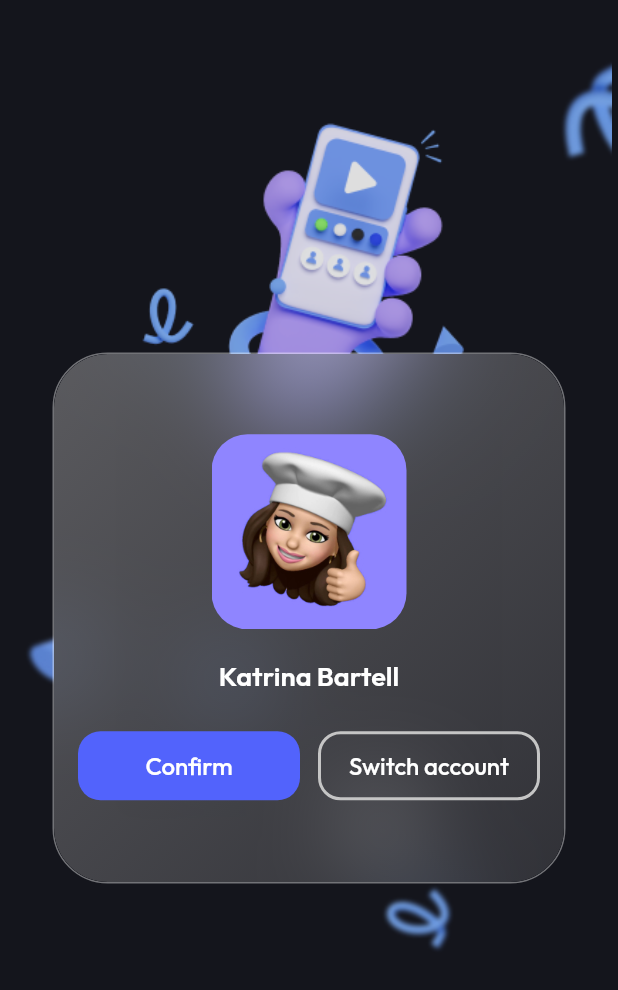
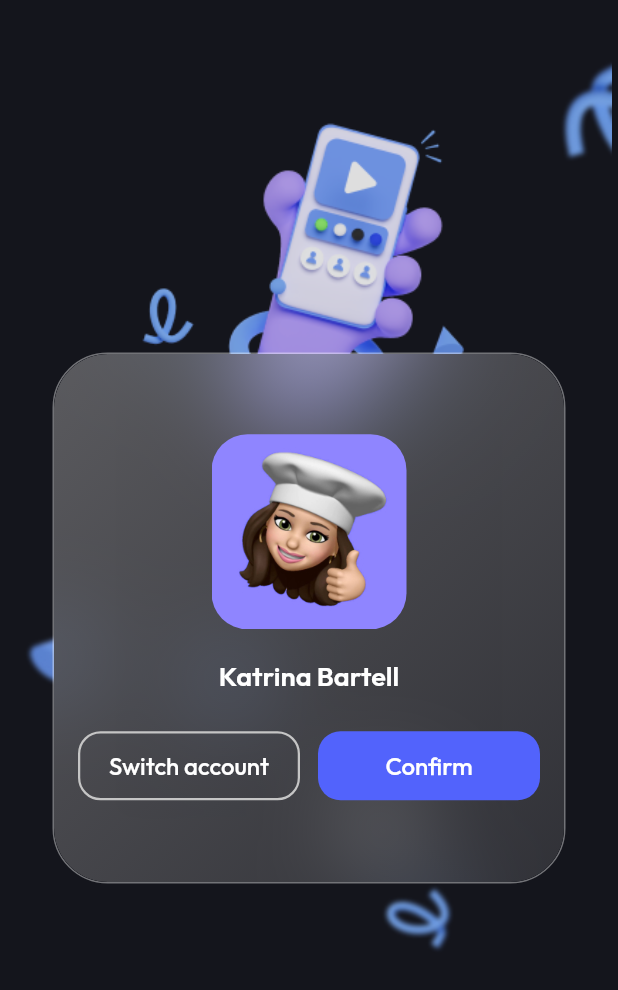
Before and after one commit to ZhiaDev/foodgram, a Flutter app: the SwitchAccountScreen screen opened directly, on a phone screen of 412 x 824 dp. Shown: the top 990 px of the screen. Run offline on Flutter 3.47's test engine with Material 2 defaults, Android fonts, the phone set to English and light mode, and no system bars; our stand-ins replace dotted_border, flutter_svg, google_fonts.

Commit message:
change Confirm button position with Switch Account button

```diff
--- a/lib/screens/switch.dart
+++ b/lib/screens/switch.dart
@@ -110,9 +110,16 @@ class SwitchAccountScreen extends StatelessWidget {
                           children: [
                             Expanded(
                               child: TextButton(
+                                style: TextButton.styleFrom(
+                                  side: BorderSide(
+                                    color: Color(0xFFC5C5C5),
+                                    width:1.5,
+                                  ),
+                                  backgroundColor: Colors.transparent,
+                                ),
                                 onPressed: () {},
                                 child: Text(
-                                  'Confirm',
+                                  'Switch account',
                                   style: TextStyle(
                                     color: Colors.white,
                                   ),
@@ -122,16 +129,9 @@ class SwitchAccountScreen extends StatelessWidget {
                             SizedBox(width: 12),
                             Expanded(
                               child: TextButton(
-                                style: TextButton.styleFrom(
-                                  side: BorderSide(
-                                    color: Color(0xFFC5C5C5),
-                                    width: 2,
-                                  ),
-                                  backgroundColor: Colors.transparent,
-                                ),
                                 onPressed: () {},
                                 child: Text(
-                                  'Switch account',
+                                  'Confirm',
                                   style: TextStyle(
                                     color: Colors.white,
                                   ),
```
